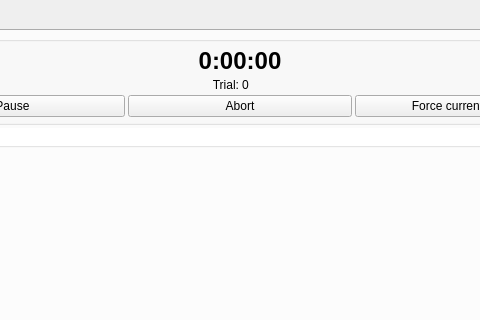
llerussell/PyBehaviour, file GUI/GUI.ui: the form before one commit; both pictures show x 120 to 600 and y 0 to 320 of the 720 by 815 pixel window.
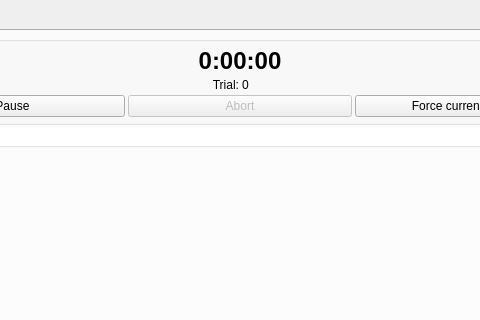
The form after the commit. The open tabs and pages were chosen to show the change.

Commit message: enable/disable abort button when starting/stopping session

The edit to the form file:
```diff
--- a/GUI/GUI.ui
+++ b/GUI/GUI.ui
@@ -4576,6 +4576,9 @@
                </item>
                <item>
                 <widget class="QPushButton" name="sessionAbort_pushButton">
+                 <property name="enabled">
+                  <bool>false</bool>
+                 </property>
                  <property name="text">
                   <string>Abort</string>
                  </property>
```
The commit also changes 2 other files.
